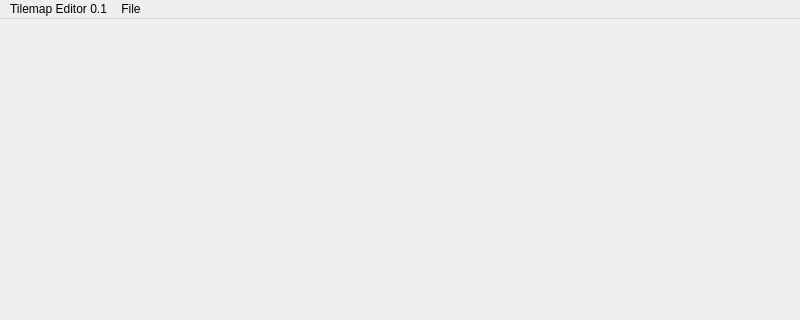
johnmarinelli/tile-map-editor, file tme-2/mainwindow.ui: the form before one commit; both pictures show x 0 to 800 and y 0 to 320 of the 800 by 600 pixel window.
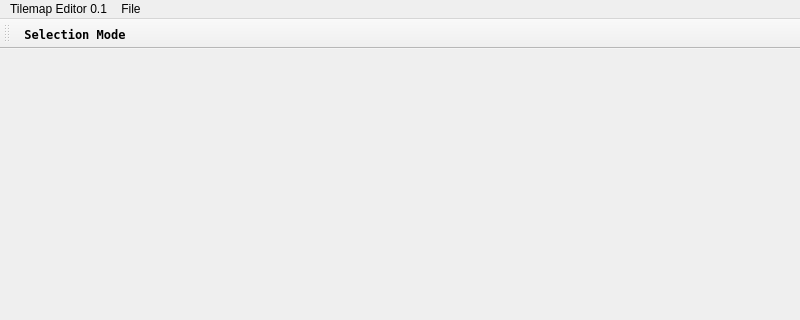
The form after the commit.

Commit message: start selection mode

Patch:
```diff
--- a/tme-2/mainwindow.ui
+++ b/tme-2/mainwindow.ui
@@ -39,6 +39,18 @@
    <addaction name="menuTilemap_Editor_1"/>
    <addaction name="menuFile"/>
   </widget>
+  <widget class="QToolBar" name="toolBar">
+   <property name="windowTitle">
+    <string>toolBar</string>
+   </property>
+   <attribute name="toolBarArea">
+    <enum>TopToolBarArea</enum>
+   </attribute>
+   <attribute name="toolBarBreak">
+    <bool>false</bool>
+   </attribute>
+   <addaction name="actionSelectionMode"/>
+  </widget>
   <action name="newMapAction">
    <property name="text">
     <string>New Map</string>
@@ -55,6 +67,22 @@
     <string>Ctrl+S</string>
    </property>
   </action>
+  <action name="actionSelectionMode">
+   <property name="checkable">
+    <bool>true</bool>
+   </property>
+   <property name="text">
+    <string>Selection Mode</string>
+   </property>
+   <property name="font">
+    <font>
+     <family>DejaVu Sans Mono</family>
+     <pointsize>9</pointsize>
+     <weight>75</weight>
+     <bold>true</bold>
+    </font>
+   </property>
+  </action>
  </widget>
  <layoutdefault spacing="6" margin="11"/>
  <resources/>
```
The commit also changes 4 other files.
